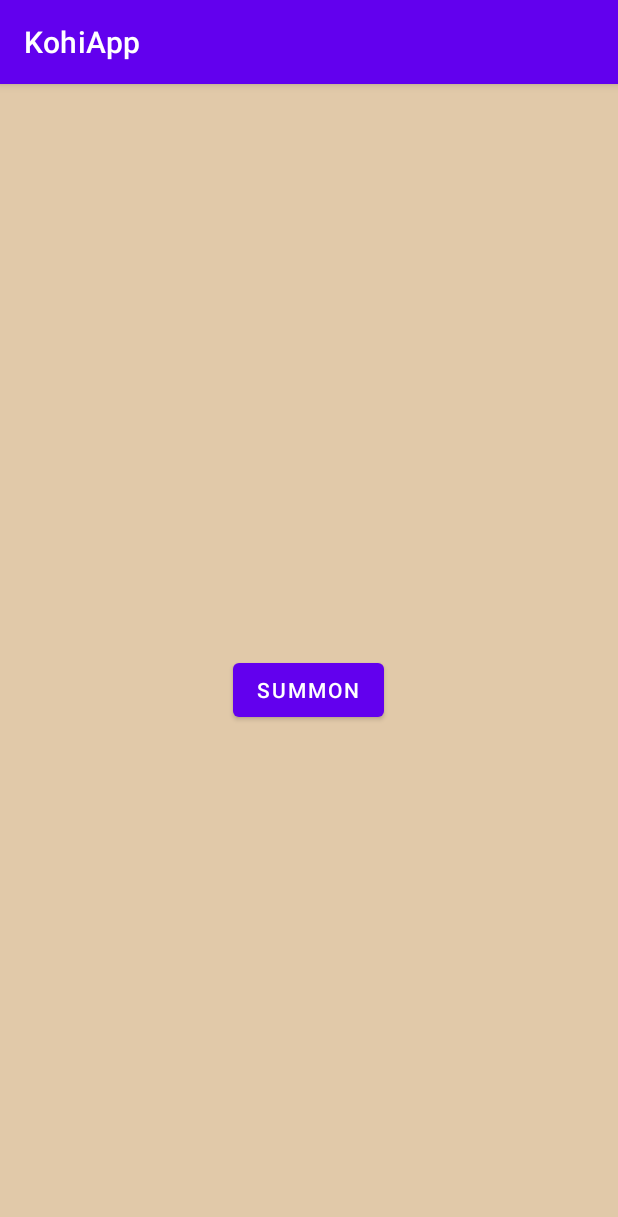
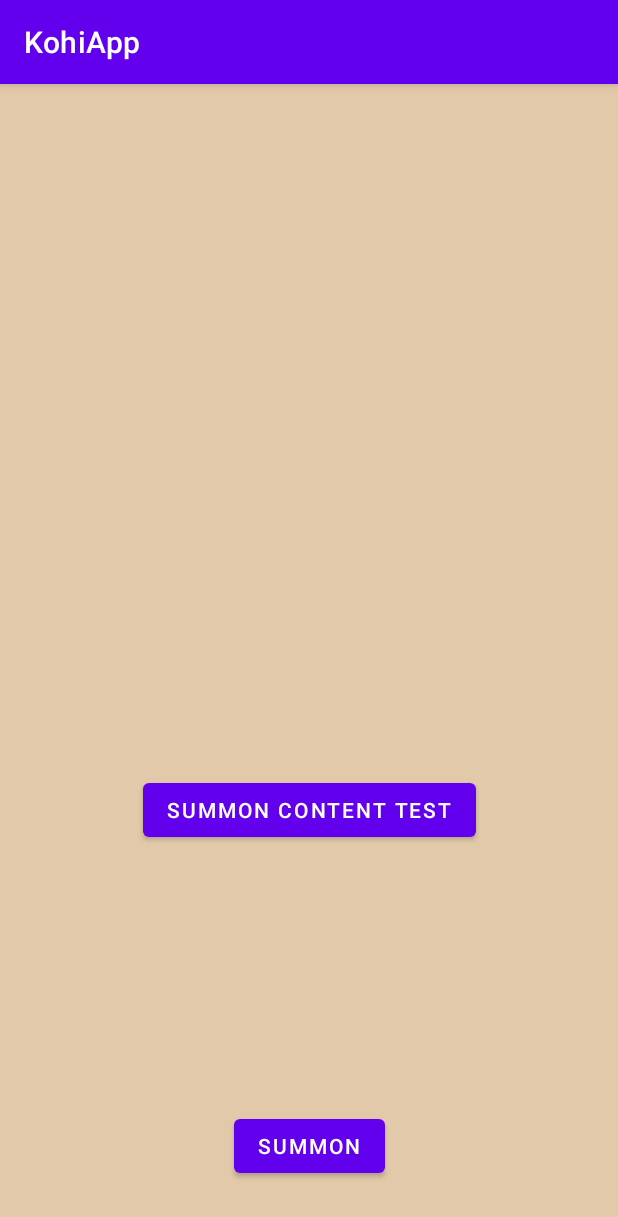
Before and after one commit to joshyyu/KohiApp, an Android app: the SummonActivity screen opened directly, with no data from a screen before it, on a phone screen of 412 x 824 dp. Shown: the top 1217 px of the screen. Run offline under Robolectric (Android 15) with nearby library versions, the light colour scheme and no system bars.

Commit message:
Added a simple randomizer for the gacha concept Gif

```diff
--- a/app/src/main/java/com/example/kohiapp/SummonActivity.java
+++ b/app/src/main/java/com/example/kohiapp/SummonActivity.java
@@ -1,19 +1,69 @@
 package com.example.kohiapp;
 
+import android.graphics.Color;
 import android.os.Bundle;
 import android.view.View;
 import android.widget.Button;
+import android.widget.TextView;
 
 import androidx.appcompat.app.AppCompatActivity;
+import androidx.constraintlayout.widget.ConstraintLayout;
+import androidx.constraintlayout.widget.ConstraintLayoutStates;
+import androidx.constraintlayout.widget.ConstraintSet;
+import androidx.constraintlayout.widget.Constraints;
+
+import java.util.Arrays;
+import java.util.List;
+import java.util.Random;
 
 public class SummonActivity extends AppCompatActivity {
+
+    Button zsummon;
+    TextView zreward_text;
+    Random r;
+    List<String> items = Arrays.asList("test", "cake", "pancake");
+
+
     @Override
     protected void onCreate(Bundle savedInstanceState) {
         super.onCreate(savedInstanceState);
         setContentView(R.layout.activity_summon);
 
+        zsummon = (Button) findViewById(R.id.button_toSummonContent);
+        zreward_text = (TextView) findViewById(R.id.textView_SummonContent);
+
+        ConstraintLayout zConstraintLayout = (ConstraintLayout) findViewById(R.id.summon_activity);
+
+
+
+        r = new Random();
+
+        zsummon.setOnClickListener(new View.OnClickListener() {
+            @Override
+            public void onClick(View v) {
+                int randomitem = r.nextInt(items.size());
+                String randomElement = items.get(randomitem);
+                zreward_text.setText(randomElement);
+
+                System.out.println(randomElement);
+                if (randomElement == "test") {
+                    zConstraintLayout.setBackgroundColor(getResources().getColor(R.color.white));
+                }
+                else if (randomElement == "cake"){
+                    zConstraintLayout.setBackgroundColor(getResources().getColor(R.color.main));
+
+                }
+                else {
+                    zConstraintLayout.setBackgroundColor(getResources().getColor(R.color.teal_200));
+
+                    }
+                }
+        });
+
         configureMenuButton();
     }
+
+
 
     private void configureMenuButton() {
         Button button_toMain = (Button) findViewById(R.id.button_toMain);
--- a/app/src/main/res/layout/activity_studytimer.xml
+++ b/app/src/main/res/layout/activity_studytimer.xml
@@ -17,8 +17,8 @@
         app:layout_constraintEnd_toEndOf="parent"
         app:layout_constraintHorizontal_bias="0.498"
         app:layout_constraintStart_toStartOf="parent"
-        app:layout_constraintTop_toTopOf="parent"
-        app:layout_constraintVertical_bias="0.739" />
+        app:layout_constraintTop_toBottomOf="@+id/textView_countdown"
+        app:layout_constraintVertical_bias="0.57" />
 
     <TextView
         android:id="@+id/textView_countdown"
--- a/app/src/main/res/layout/activity_summon.xml
+++ b/app/src/main/res/layout/activity_summon.xml
@@ -2,6 +2,7 @@
 <androidx.constraintlayout.widget.ConstraintLayout xmlns:android="http://schemas.android.com/apk/res/android"
     xmlns:app="http://schemas.android.com/apk/res-auto"
     xmlns:tools="http://schemas.android.com/tools"
+    android:id="@+id/summon_activity"
     android:layout_width="match_parent"
     android:layout_height="match_parent"
     android:background="#E1C9A9"
@@ -11,10 +12,34 @@
         android:id="@+id/button_toMain"
         android:layout_width="wrap_content"
         android:layout_height="wrap_content"
-        android:layout_marginBottom="340dp"
+        android:layout_marginBottom="36dp"
         android:text="Summon"
         app:layout_constraintBottom_toBottomOf="parent"
         app:layout_constraintEnd_toEndOf="parent"
+        app:layout_constraintStart_toStartOf="parent" />
+
+    <Button
+        android:id="@+id/button_toSummonContent"
+        android:layout_width="wrap_content"
+        android:layout_height="wrap_content"
+        android:text="Summon Content Test"
+        app:layout_constraintBottom_toBottomOf="parent"
+        app:layout_constraintEnd_toEndOf="parent"
+        app:layout_constraintStart_toStartOf="parent"
+        app:layout_constraintTop_toTopOf="parent"
+        app:layout_constraintVertical_bias="0.639" />
+
+    <TextView
+        android:id="@+id/textView_SummonContent"
+        android:layout_width="wrap_content"
+        android:layout_height="wrap_content"
+        android:layout_marginBottom="36dp"
+        android:text="  "
+        android:textColor="@color/black"
+        android:textSize="28sp"
+        app:layout_constraintBottom_toTopOf="@+id/button_toSummonContent"
+        app:layout_constraintEnd_toEndOf="parent"
         app:layout_constraintHorizontal_bias="0.498"
         app:layout_constraintStart_toStartOf="parent" />
+
 </androidx.constraintlayout.widget.ConstraintLayout>
--- a/app/src/main/res/values/colors.xml
+++ b/app/src/main/res/values/colors.xml
@@ -7,4 +7,6 @@
     <color name="teal_700">#FF018786</color>
     <color name="black">#FF000000</color>
     <color name="white">#FFFFFFFF</color>
+    <color name="main">#E1C9A9</color>
+
 </resources>
```
Also changed, not shown: app/src/main/java/com/example/kohiapp/StudyTimerActivity.java (+8 -4 lines).
